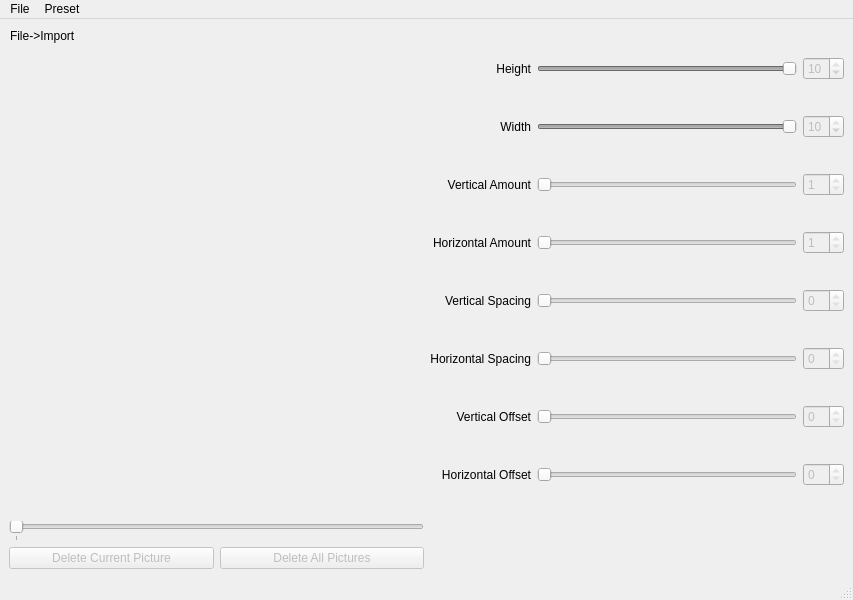
Above: mainwindow.ui from bmollusk/croptool before the change. Below: the same form after it.
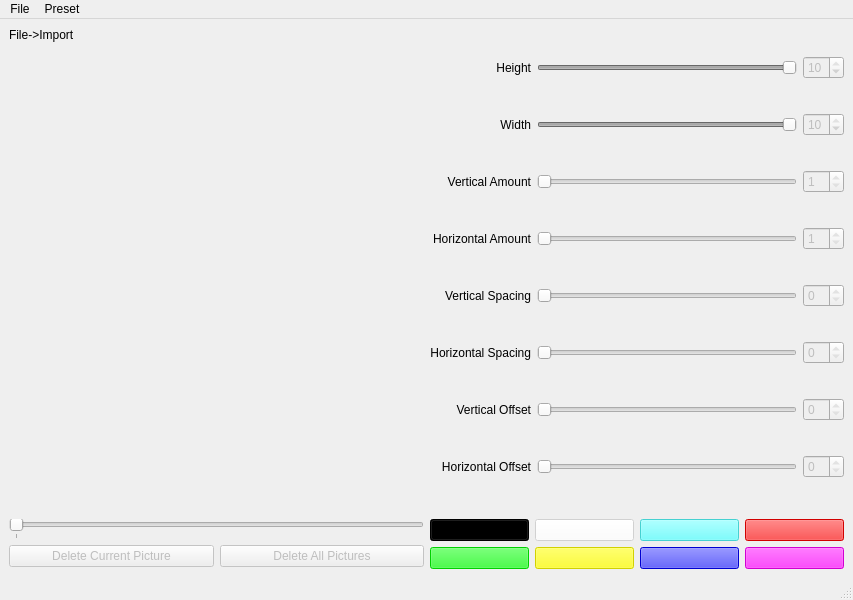
That is the form after the change.

```diff
--- a/mainwindow.ui
+++ b/mainwindow.ui
@@ -15,39 +15,6 @@
   </property>
   <widget class="QWidget" name="centralwidget">
    <layout class="QGridLayout" name="gridLayout_3">
-    <item row="0" column="0">
-     <widget class="QGraphicsView" name="graphicsView">
-      <property name="sizePolicy">
-       <sizepolicy hsizetype="Minimum" vsizetype="MinimumExpanding">
-        <horstretch>0</horstretch>
-        <verstretch>0</verstretch>
-       </sizepolicy>
-      </property>
-      <property name="styleSheet">
-       <string notr="true">background: transparent</string>
-      </property>
-      <property name="verticalScrollBarPolicy">
-       <enum>Qt::ScrollBarAlwaysOff</enum>
-      </property>
-      <property name="horizontalScrollBarPolicy">
-       <enum>Qt::ScrollBarAlwaysOff</enum>
-      </property>
-      <property name="interactive">
-       <bool>true</bool>
-      </property>
-      <property name="sceneRect">
-       <rectf>
-        <x>0.000000000000000</x>
-        <y>0.000000000000000</y>
-        <width>200.000000000000000</width>
-        <height>200.000000000000000</height>
-       </rectf>
-      </property>
-      <property name="alignment">
-       <set>Qt::AlignLeading|Qt::AlignLeft|Qt::AlignTop</set>
-      </property>
-     </widget>
-    </item>
     <item row="0" column="1">
      <layout class="QGridLayout" name="gridLayout">
       <item row="3" column="1">
@@ -67,6 +34,12 @@
         <property name="orientation">
          <enum>Qt::Horizontal</enum>
         </property>
+        <property name="tickPosition">
+         <enum>QSlider::NoTicks</enum>
+        </property>
+        <property name="tickInterval">
+         <number>1</number>
+        </property>
        </widget>
       </item>
       <item row="3" column="2">
@@ -112,6 +85,12 @@
         <property name="orientation">
          <enum>Qt::Horizontal</enum>
         </property>
+        <property name="tickPosition">
+         <enum>QSlider::NoTicks</enum>
+        </property>
+        <property name="tickInterval">
+         <number>1</number>
+        </property>
        </widget>
       </item>
       <item row="2" column="1">
@@ -131,6 +110,12 @@
         <property name="orientation">
          <enum>Qt::Horizontal</enum>
         </property>
+        <property name="tickPosition">
+         <enum>QSlider::NoTicks</enum>
+        </property>
+        <property name="tickInterval">
+         <number>1</number>
+        </property>
        </widget>
       </item>
       <item row="5" column="0">
@@ -215,6 +200,12 @@
         <property name="orientation">
          <enum>Qt::Horizontal</enum>
         </property>
+        <property name="tickPosition">
+         <enum>QSlider::NoTicks</enum>
+        </property>
+        <property name="tickInterval">
+         <number>1</number>
+        </property>
        </widget>
       </item>
       <item row="1" column="0">
@@ -303,6 +294,12 @@
         <property name="orientation">
          <enum>Qt::Horizontal</enum>
         </property>
+        <property name="tickPosition">
+         <enum>QSlider::NoTicks</enum>
+        </property>
+        <property name="tickInterval">
+         <number>1</number>
+        </property>
        </widget>
       </item>
       <item row="4" column="1">
@@ -316,6 +313,12 @@
         <property name="orientation">
          <enum>Qt::Horizontal</enum>
         </property>
+        <property name="tickPosition">
+         <enum>QSlider::NoTicks</enum>
+        </property>
+        <property name="tickInterval">
+         <number>1</number>
+        </property>
        </widget>
       </item>
       <item row="2" column="0">
@@ -361,6 +364,18 @@
         <property name="orientation">
          <enum>Qt::Horizontal</enum>
         </property>
+        <property name="invertedAppearance">
+         <bool>false</bool>
+        </property>
+        <property name="invertedControls">
+         <bool>false</bool>
+        </property>
+        <property name="tickPosition">
+         <enum>QSlider::NoTicks</enum>
+        </property>
+        <property name="tickInterval">
+         <number>1</number>
+        </property>
        </widget>
       </item>
       <item row="4" column="0">
@@ -393,6 +408,12 @@
         <property name="orientation">
          <enum>Qt::Horizontal</enum>
         </property>
+        <property name="tickPosition">
+         <enum>QSlider::NoTicks</enum>
+        </property>
+        <property name="tickInterval">
+         <number>1</number>
+        </property>
        </widget>
       </item>
      </layout>
@@ -444,18 +465,168 @@
       </item>
      </layout>
     </item>
+    <item row="0" column="0">
+     <widget class="QGraphicsView" name="graphicsView">
+      <property name="sizePolicy">
+       <sizepolicy hsizetype="Expanding" vsizetype="Expanding">
+        <horstretch>0</horstretch>
+        <verstretch>0</verstretch>
+       </sizepolicy>
+      </property>
+      <property name="styleSheet">
+       <string notr="true">background: transparent</string>
+      </property>
+      <property name="verticalScrollBarPolicy">
+       <enum>Qt::ScrollBarAlwaysOff</enum>
+      </property>
+      <property name="horizontalScrollBarPolicy">
+       <enum>Qt::ScrollBarAlwaysOff</enum>
+      </property>
+      <property name="interactive">
+       <bool>true</bool>
+      </property>
+      <property name="sceneRect">
+       <rectf>
+        <x>0.000000000000000</x>
+        <y>0.000000000000000</y>
+        <width>200.000000000000000</width>
+        <height>200.000000000000000</height>
+       </rectf>
+      </property>
+      <property name="alignment">
+       <set>Qt::AlignLeading|Qt::AlignLeft|Qt::AlignTop</set>
+      </property>
+     </widget>
+    </item>
+    <item row="1" column="1">
+     <layout class="QGridLayout" name="gridLayout_4">
+      <item row="0" column="1">
+       <widget class="QPushButton" name="color_1">
+        <property name="enabled">
+         <bool>false</bool>
+        </property>
+        <property name="styleSheet">
+         <string notr="true">background-color:rgb(255, 255, 255)</string>
+        </property>
+        <property name="text">
+         <string/>
+        </property>
+       </widget>
+      </item>
+      <item row="0" column="3">
+       <widget class="QPushButton" name="color_3">
+        <property name="enabled">
+         <bool>false</bool>
+        </property>
+        <property name="styleSheet">
+         <string notr="true">background-color:rgb(255, 0, 0)</string>
+        </property>
+        <property name="text">
+         <string/>
+        </property>
+       </widget>
+      </item>
+      <item row="0" column="2">
+       <widget class="QPushButton" name="color_2">
+        <property name="enabled">
+         <bool>false</bool>
+        </property>
+        <property name="styleSheet">
+         <string notr="true">background-color:rgb(85, 255, 255)</string>
+        </property>
+        <property name="text">
+         <string/>
+        </property>
+       </widget>
+      </item>
+      <item row="1" column="1">
+       <widget class="QPushButton" name="color_5">
+        <property name="enabled">
+         <bool>false</bool>
+        </property>
+        <property name="styleSheet">
+         <string notr="true">background-color:rgb(255, 255, 0)</string>
+        </property>
+        <property name="text">
+         <string/>
+        </property>
+       </widget>
+      </item>
+      <item row="1" column="0">
+       <widget class="QPushButton" name="color_4">
+        <property name="enabled">
+         <bool>false</bool>
+        </property>
+        <property name="styleSheet">
+         <string notr="true">background-color:rgb(0, 255, 0)</string>
+        </property>
+        <property name="text">
+         <string/>
+        </property>
+       </widget>
+      </item>
+      <item row="0" column="0">
+       <widget class="QPushButton" name="color_0">
+        <property name="enabled">
+         <bool>false</bool>
+        </property>
+        <property name="toolTipDuration">
+         <number>5</number>
+        </property>
+        <property name="autoFillBackground">
+         <bool>false</bool>
+        </property>
+        <property name="styleSheet">
+         <string notr="true">background-color:rgb(0, 0, 0)</string>
+        </property>
+        <property name="text">
+         <string/>
+        </property>
+        <property name="flat">
+         <bool>false</bool>
+        </property>
+       </widget>
+      </item>
+      <item row="1" column="2">
+       <widget class="QPushButton" name="color_6">
+        <property name="enabled">
+         <bool>false</bool>
+        </property>
+        <property name="styleSheet">
+         <string notr="true">background-color: rgb(0, 0, 255)</string>
+        </property>
+        <property name="text">
+         <string/>
+        </property>
+       </widget>
+      </item>
+      <item row="1" column="3">
+       <widget class="QPushButton" name="color_7">
+        <property name="enabled">
+         <bool>false</bool>
+        </property>
+        <property name="styleSheet">
+         <string notr="true">background-color:rgb(255, 0, 255)</string>
+        </property>
+        <property name="text">
+         <string/>
+        </property>
+       </widget>
+      </item>
+     </layout>
+    </item>
    </layout>
    <widget class="QLabel" name="label">
     <property name="geometry">
      <rect>
-      <x>10</x>
-      <y>10</y>
-      <width>411</width>
-      <height>471</height>
+      <x>9</x>
+      <y>9</y>
+      <width>415</width>
+      <height>475</height>
      </rect>
     </property>
     <property name="sizePolicy">
-     <sizepolicy hsizetype="Minimum" vsizetype="Ignored">
+     <sizepolicy hsizetype="Expanding" vsizetype="Expanding">
       <horstretch>0</horstretch>
       <verstretch>0</verstretch>
      </sizepolicy>
```
